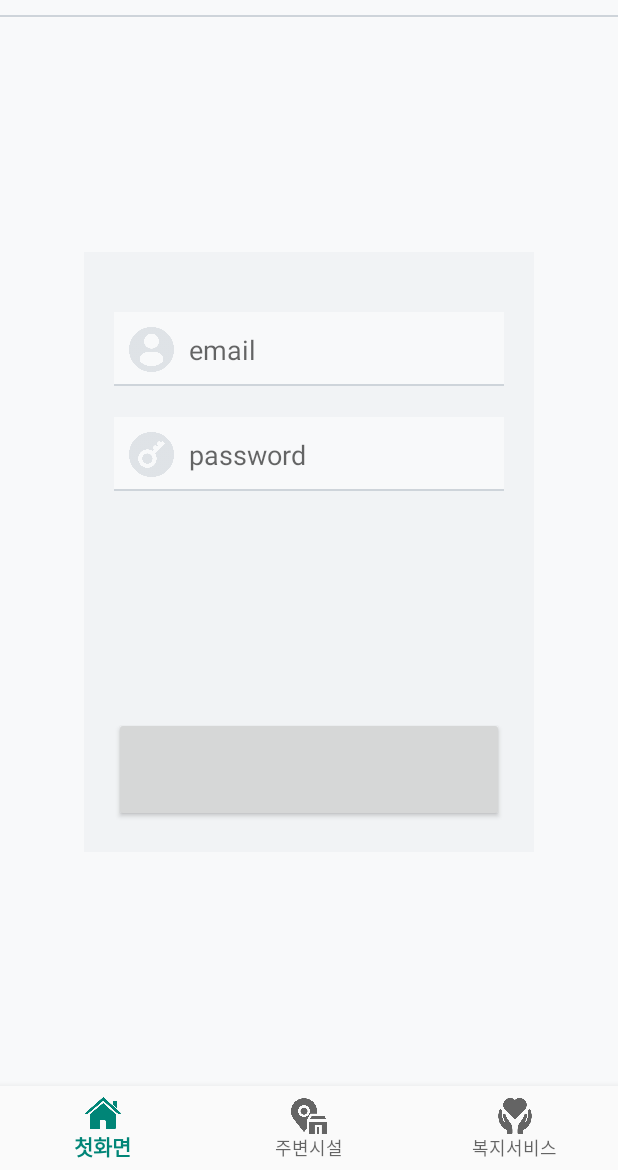
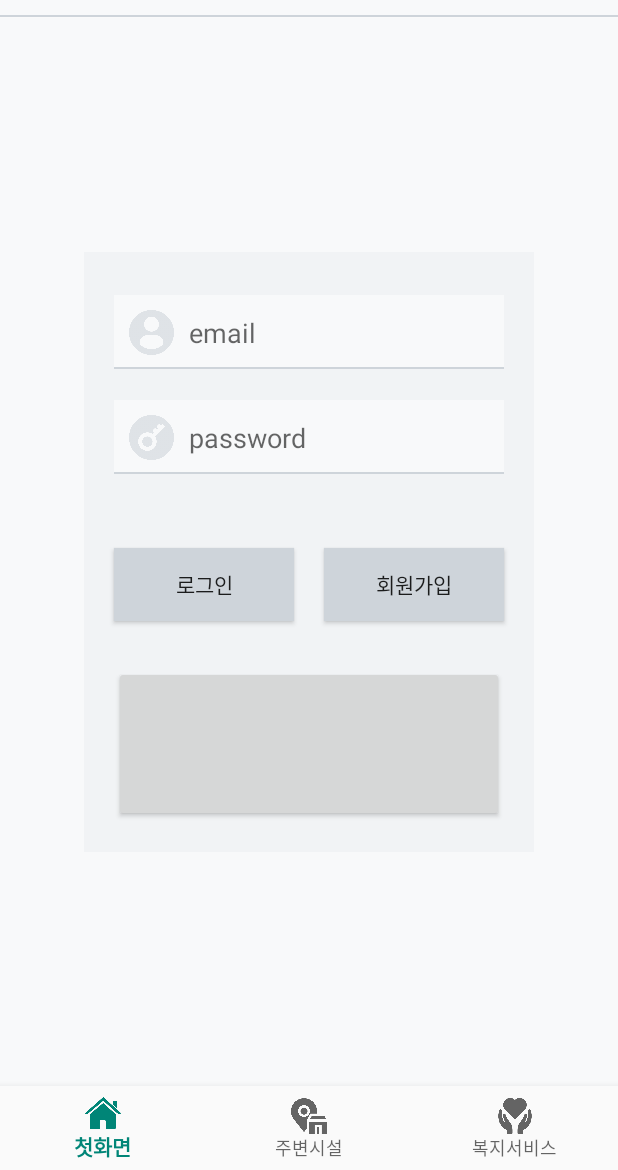
Before and after one commit to ssoso27/wc-front, an Android app: the fragment AccountFragment placed in its activity, on a phone screen of 412 x 824 dp, the part 66-1236 px from its top. Run offline under Robolectric (Android 15) with nearby library versions, the phone set to English and light mode, and no system bars; libraries missing offline, so code that uses them is left out: com.kakao.auth, com.kakao.network, com.kakao.usermgmt, com.kakao.util; plain views replace LoginButton; Roboto replaces fonts that are not available here; 3 statements that could not run were skipped.

Commit message:
[F41] 회원가입 기능 변경
-로그인 회원가입 버튼 추가

```diff
--- a/app/src/main/res/layout/frag_login.xml
+++ b/app/src/main/res/layout/frag_login.xml
@@ -84,13 +84,32 @@
             android:orientation="horizontal"
             android:padding="10dp">
 
+            <Button
+                android:id="@+id/btn_login"
+                android:layout_width="0dp"
+                android:layout_height="match_parent"
+                android:layout_weight="1"
+                android:layout_margin="10dp"
+                android:text="로그인"
+                android:background="@color/gray4"
+                />
+
+            <Button
+                android:id="@+id/btn_join"
+                android:layout_width="0dp"
+                android:layout_height="match_parent"
+                android:layout_weight="1"
+                android:layout_margin="10dp"
+                android:text="회원가입"
+                android:background="@color/gray4"
+                />
         </LinearLayout>
 
         <!-- kakao login -->
         <LinearLayout
             android:layout_width="match_parent"
             android:layout_height="0dp"
-            android:layout_weight="1"
+            android:layout_weight="1.5"
             android:padding="10dp">
 
             <com.kakao.usermgmt.LoginButton
```
